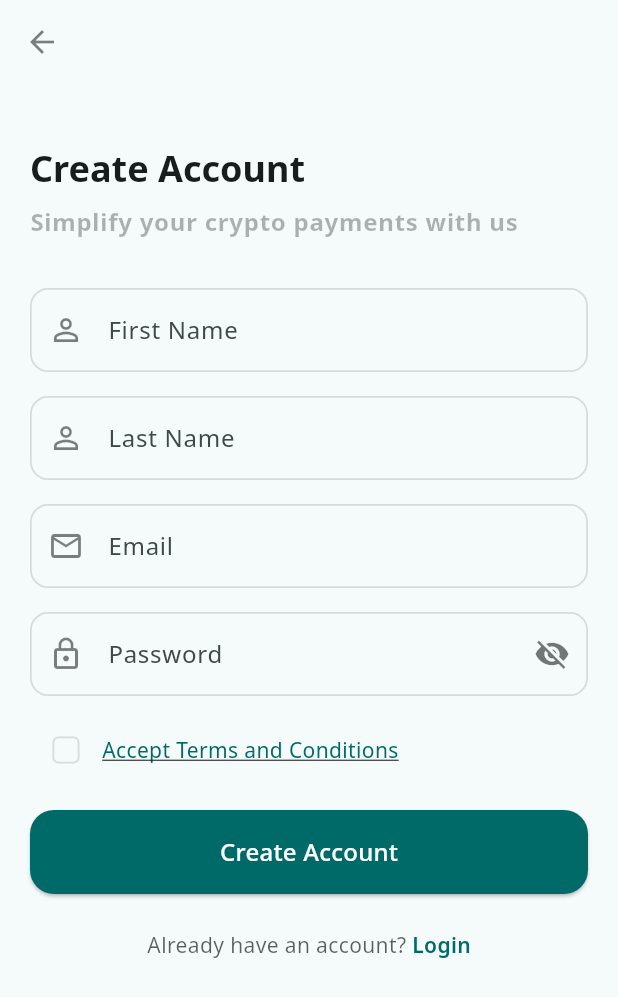
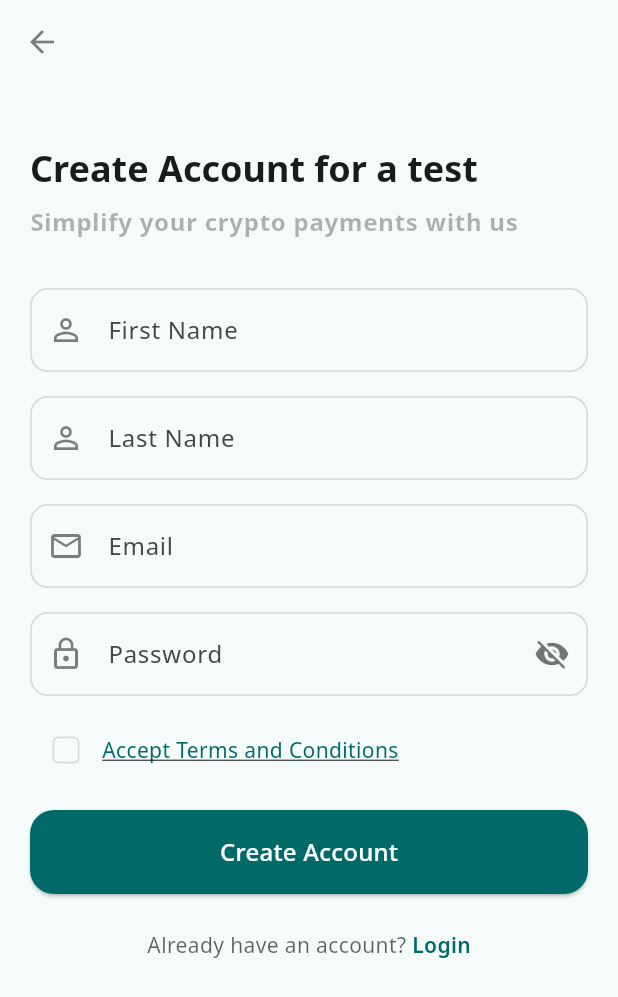
Before and after one commit to jaywezz/pretinum, a Flutter app: the RegistrationScreen screen opened by its route, on a phone screen of 412 x 824 dp. Shown: the top 997 px of the screen. Run offline on Flutter 3.47's test engine with Material 3 defaults, Android fonts, the phone set to English and light mode, and no system bars; our stand-ins replace flex_color_scheme, flutter_riverpod, go_router, google_fonts.

Commit message:
made a change

```diff
--- a/lib/features/authenitcation/registration.dart
+++ b/lib/features/authenitcation/registration.dart
@@ -36,7 +36,7 @@ class _RegistrationScreenState extends State<RegistrationScreen> {
               children: [
                 const SizedBox(height: 8),
                 Text(
-                  'Create Account',
+                  'Create Account for a test',
                   style: theme.textTheme.headlineSmall?.copyWith(
                     fontWeight: FontWeight.bold,
                     color: theme.colorScheme.onBackground,
```
